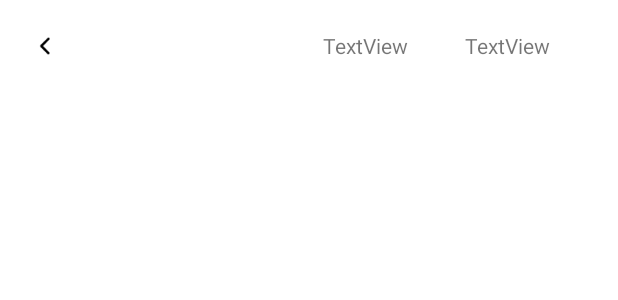
After one commit to tianze-assignment/OpenEduAndroid, an Android app: the layout activity_answer.xml on its own in the app's theme, with its tools: preview values and no code run, on a phone screen of 412 x 824 dp. The commit adds this screen. Shown: the top 300 px of the screen. Run offline under Robolectric (Android 15) with nearby library versions, the phone set to English and light mode, and no system bars.

Commit message:
初步完成答题界面

```diff
--- a/app/src/main/AndroidManifest.xml
+++ b/app/src/main/AndroidManifest.xml
@@ -12,12 +12,11 @@
         android:supportsRtl="true"
         android:theme="@style/Theme.EasyLearn"
         android:usesCleartextTraffic="true">
+        <activity android:name=".AnswerActivity"></activity>
         <activity
             android:name=".EntityInfoActivity"
             android:label="@string/title_activity_entity_info"
-            android:theme="@style/Theme.EasyLearn.NoActionBar">
-
-        </activity>
+            android:theme="@style/Theme.EasyLearn.NoActionBar"></activity>
         <activity
             android:name=".SearchResultActivity"
             android:parentActivityName=".SearchableActivity">
--- a/app/src/main/java/com/wudaokou/easylearn/data/Question.java
+++ b/app/src/main/java/com/wudaokou/easylearn/data/Question.java
@@ -3,8 +3,10 @@ package com.wudaokou.easylearn.data;
 import androidx.room.Entity;
 import androidx.room.PrimaryKey;
 
+import java.io.Serializable;
+
 @Entity(tableName = "question")
-public class Question {
+public class Question implements Serializable {
     @PrimaryKey
     public int id;
 
--- /dev/null
+++ b/app/src/main/res/layout/activity_answer.xml
@@ -0,0 +1,63 @@
+<?xml version="1.0" encoding="utf-8"?>
+<androidx.constraintlayout.widget.ConstraintLayout xmlns:android="http://schemas.android.com/apk/res/android"
+    xmlns:app="http://schemas.android.com/apk/res-auto"
+    xmlns:tools="http://schemas.android.com/tools"
+    android:layout_width="match_parent"
+    android:layout_height="match_parent"
+    tools:context=".AnswerActivity">
+
+
+    <androidx.constraintlayout.widget.ConstraintLayout
+        android:id="@+id/constraintLayout5"
+        android:layout_width="0dp"
+        android:layout_height="wrap_content"
+        android:minHeight="60dp"
+        app:layout_constraintEnd_toEndOf="parent"
+        app:layout_constraintHorizontal_bias="0.0"
+        app:layout_constraintStart_toStartOf="parent"
+        app:layout_constraintTop_toTopOf="parent">
+
+        <ImageButton
+            android:id="@+id/imageButton2"
+            android:layout_width="43dp"
+            android:layout_height="35dp"
+            android:layout_marginStart="8dp"
+            android:background="@color/white"
+            app:layout_constraintBottom_toBottomOf="parent"
+            app:layout_constraintStart_toStartOf="parent"
+            app:layout_constraintTop_toTopOf="parent"
+            app:srcCompat="@mipmap/back" />
+
+        <TextView
+            android:id="@+id/entityTitle"
+            android:layout_width="wrap_content"
+            android:layout_height="wrap_content"
+            android:layout_marginStart="24dp"
+            android:text="TextView"
+            app:layout_constraintBottom_toBottomOf="parent"
+            app:layout_constraintEnd_toEndOf="parent"
+            app:layout_constraintStart_toEndOf="@+id/imageButton2"
+            app:layout_constraintTop_toTopOf="parent" />
+
+        <TextView
+            android:id="@+id/workProgress"
+            android:layout_width="wrap_content"
+            android:layout_height="wrap_content"
+            android:layout_marginEnd="8dp"
+            android:text="TextView"
+            app:layout_constraintBottom_toBottomOf="parent"
+            app:layout_constraintEnd_toEndOf="parent"
+            app:layout_constraintStart_toEndOf="@+id/entityTitle"
+            app:layout_constraintTop_toTopOf="parent" />
+    </androidx.constraintlayout.widget.ConstraintLayout>
+
+    <androidx.viewpager2.widget.ViewPager2
+        android:id="@+id/questionViewPager2"
+        android:layout_width="0dp"
+        android:layout_height="0dp"
+        android:layout_marginTop="2dp"
+        app:layout_constraintBottom_toBottomOf="parent"
+        app:layout_constraintEnd_toEndOf="parent"
+        app:layout_constraintStart_toStartOf="parent"
+        app:layout_constraintTop_toBottomOf="@+id/constraintLayout5" />
+</androidx.constraintlayout.widget.ConstraintLayout>
--- a/app/src/main/res/values/colors.xml
+++ b/app/src/main/res/values/colors.xml
@@ -12,4 +12,5 @@
     <color name="grey_500">#9e9e9e</color>
     <color name="grey_700">#616161</color>
     <color name="grey_900">#212121</color>
+    <color name="blue_500">#2196F3</color>
 </resources>
```
Also changed, not shown: app/src/main/java/com/wudaokou/easylearn/AnswerActivity.java (added, +73 -0 lines), app/src/main/java/com/wudaokou/easylearn/adapter/EntityQuestionAdapter.java (+22 -1 lines), app/src/main/java/com/wudaokou/easylearn/fragment/ChoiceQuestionFragment.java (added, +75 -0 lines), app/src/main/java/com/wudaokou/easylearn/fragment/EntityQuestionFragment.java (+27 -1 lines), app/src/main/res/layout/fragment_choice_question.xml (added, +101 -0 lines), app/src/main/res/layout/fragment_entity_problem.xml (deleted, +0 -14 lines), app/src/main/res/drawable/correct_answer.png (added), app/src/main/res/drawable/false_answer.png (added).
